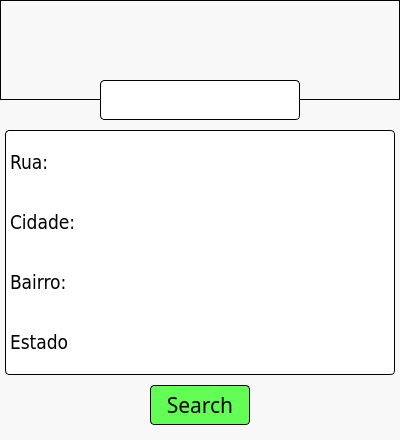
First picture: the form in window_reference.ui, repository JeanCGPontes/Busca_CEP_GUI, before the edit.
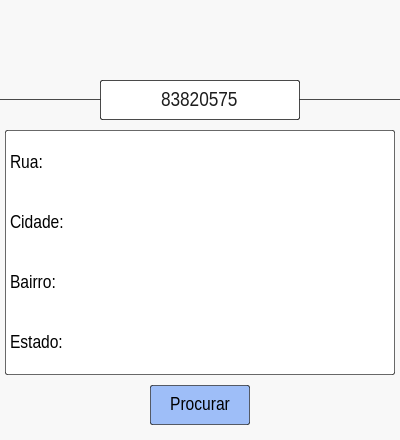
Second picture: the form after the edit. Icons and pictures are not drawn.

Commit message: Window Reference

Patch:
```diff
--- a/window_reference.ui
+++ b/window_reference.ui
@@ -27,8 +27,8 @@
      </rect>
     </property>
     <property name="styleSheet">
-     <string notr="true">QLabel { border-color: rgb(0, 0, 0); 
-               border-width: 1px;
+     <string notr="true">QLabel { border-color: rgb(0, 0, 0, 180);
+			   border-bottom-width: 1px;
                border-style:solid }</string>
     </property>
     <property name="text">
@@ -49,20 +49,20 @@
     </property>
     <property name="font">
      <font>
-      <family>Bahnschrift Light SemiCondensed</family>
-      <pointsize>16</pointsize>
+      <family>Arial Narrow</family>
+      <pointsize>14</pointsize>
      </font>
     </property>
     <property name="styleSheet">
-     <string notr="true">QPushButton { background-color: rgba(65, 255, 51, 210);
-                         border-color: rgb(0, 0, 0);
+     <string notr="true">QPushButton { background-color: rgb(158, 190, 248);
+                         border-color: rgb(0, 0, 0, 150);
                          border-width: 1px;
                          border-style:solid;
-                         border-radius: 4; }
-QPushButton:hover { background-color: rgb(170, 255, 127) }</string>
+                         border-radius: 2; }
+QPushButton:hover { background-color: rgb(158, 190, 248, 200) }</string>
     </property>
     <property name="text">
-     <string>Search</string>
+     <string>Procurar</string>
     </property>
    </widget>
    <widget class="QFrame" name="frame_informations">
@@ -76,10 +76,10 @@
     </property>
     <property name="styleSheet">
      <string notr="true">QFrame { background-color: rgb(255, 255, 255);
-                 border-color: rgb(0, 0, 0);
+                 border-color: rgb(0, 0, 0, 150);
                  border-width: 1px;
                  border-style:solid;
-                 border-radius: 4; }
+                 border-radius: 2; }
 </string>
     </property>
     <property name="frameShape">
@@ -99,7 +99,7 @@
      </property>
      <property name="font">
       <font>
-       <family>DejaVu Sans Condensed</family>
+       <family>Arial Narrow</family>
        <pointsize>14</pointsize>
       </font>
      </property>
@@ -128,7 +128,7 @@
      </property>
      <property name="font">
       <font>
-       <family>DejaVu Sans Condensed</family>
+       <family>Arial Narrow</family>
        <pointsize>14</pointsize>
       </font>
      </property>
@@ -157,7 +157,7 @@
      </property>
      <property name="font">
       <font>
-       <family>DejaVu Sans Condensed</family>
+       <family>Arial Narrow</family>
        <pointsize>14</pointsize>
       </font>
      </property>
@@ -186,7 +186,7 @@
      </property>
      <property name="font">
       <font>
-       <family>DejaVu Sans Condensed</family>
+       <family>Arial Narrow</family>
        <pointsize>14</pointsize>
       </font>
      </property>
@@ -198,7 +198,7 @@
                border-radius: 0; }</string>
      </property>
      <property name="text">
-      <string>Estado</string>
+      <string>Estado:</string>
      </property>
      <property name="margin">
       <number>5</number>
@@ -216,17 +216,20 @@
     </property>
     <property name="font">
      <font>
-      <family>Arial Rounded MT Bold</family>
+      <family>Arial Narrow</family>
       <pointsize>16</pointsize>
      </font>
     </property>
     <property name="styleSheet">
      <string notr="true">QLineEdit { background-color: rgb(255, 255, 255);
                color: rgb(29, 29, 29);
-               border-color: rgb(0, 0, 0);
+               border-color: rgb(0, 0, 0, 180);
                border-width: 1px;
                border-style: solid;
-               border-radius: 4; }</string>
+               border-radius: 2; }</string>
+    </property>
+    <property name="text">
+     <string>83820575</string>
     </property>
     <property name="alignment">
      <set>Qt::AlignCenter</set>
```
